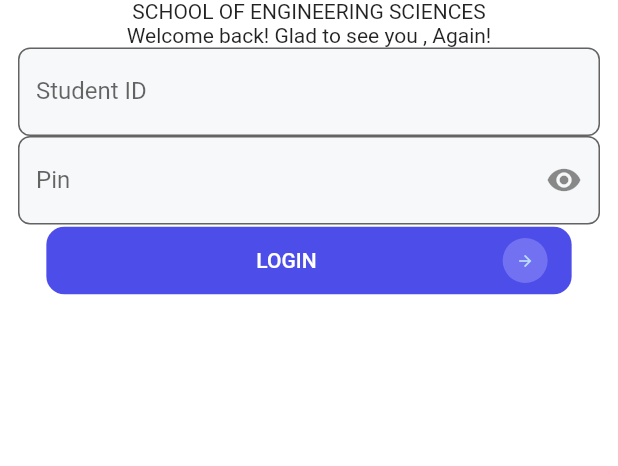
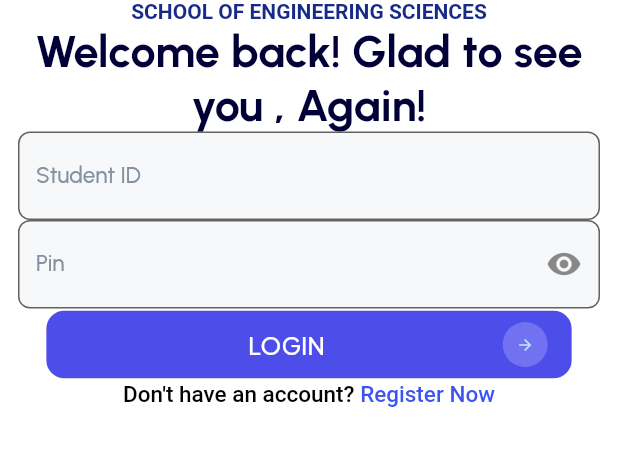
Before and after one commit to Serkhani/ugmis, a Flutter app: the screen it shows after launch, on a phone screen of 412 x 824 dp, the part 221-687 px from its top. Run offline on Flutter 3.47's test engine with Material 2 defaults, Android fonts, the phone set to English and light mode, and no system bars; our stand-ins replace get; Roboto replaces fonts that are missing (Akshar); project files that could hold a hidden picture were left out.

Commit message:
set up fonts

```diff
--- a/lib/app/components/button.dart
+++ b/lib/app/components/button.dart
@@ -1,4 +1,5 @@
 import 'package:flutter/material.dart';
+import 'package:ugmis/resources/app_styles.dart';
 
 import '../../resources/app_colors.dart';
 import '../../resources/sizes.dart';
@@ -31,6 +32,8 @@ class CustomButtonBar extends StatelessWidget {
             child: Center(
               child: Text(
                 label,
+                style: AppStyles.buttonLabelStyle,
+                textAlign: TextAlign.center,
               ),
             ),
           ),
--- a/lib/app/components/textfield.dart
+++ b/lib/app/components/textfield.dart
@@ -1,6 +1,7 @@
 import 'package:flutter/material.dart';
 import 'package:flutter/services.dart';
 import 'package:get/get.dart';
+import 'package:ugmis/resources/app_styles.dart';
 
 import '../../resources/app_colors.dart';
 import '../../resources/sizes.dart';
@@ -54,6 +55,7 @@ class TextInputField extends StatelessWidget {
             : null,
         filled: true,
         labelText: labelText,
+        labelStyle: AppStyles.inputTextLabelStyle,
         hintText: hintText,
         hintStyle: const TextStyle(fontStyle: FontStyle.italic),
         fillColor: AppColors.textInputField,
--- a/lib/app/modules/login/views/login_view.dart
+++ b/lib/app/modules/login/views/login_view.dart
@@ -1,11 +1,12 @@
+import 'package:flutter/gestures.dart';
 import 'package:flutter/material.dart';
 import 'package:get/get.dart';
-import 'package:ugmis/resources/app_colors.dart';
 
 import '../../../../app/components/textfield.dart';
 import '../../../../resources/app_images.dart';
 import '../../../../resources/app_strings.dart';
 import '../../../../resources/sizes.dart';
+import '../../../../resources/app_styles.dart';
 
 import '../../../components/button.dart';
 import '../controllers/login_controller.dart';
@@ -22,8 +23,13 @@ class LoginView extends GetView<LoginController> {
           child: Column(
             children: [
               Image.asset(AppImages.sesLogo),
-              Text(AppStrings.ses),
-              Text(AppStrings.welcome),
+              const Text(AppStrings.ses,
+              style: AppStyles.sesStyle,
+              textAlign: TextAlign.center,
+              ),
+              const Text(AppStrings.welcome,
+              style: AppStyles.welcomeStyle,
+              textAlign: TextAlign.center,),
               TextInputField(
                 labelText: AppStrings.studentId,
                 hintText: AppStrings.studentIdEg,
@@ -41,7 +47,30 @@ class LoginView extends GetView<LoginController> {
               const CustomButtonBar(
                 label: AppStrings.logIn,
               ),
+              RichText(
+                textAlign: TextAlign.center,
 
+                text: TextSpan(
+                  style: AppStyles.inputTextLabelStyle,
+                  children: [
+                    const TextSpan(
+                      text: AppStrings.noAccount,
+                      style: TextStyle(color: Colors.black)
+                    ),
+                    TextSpan(
+                      text: AppStrings.registerNow,
+                      style: const TextStyle(
+                        color: Color(0xff3d55f0),
+                      ),
+                      recognizer: TapGestureRecognizer()
+                        ..onTap = () {
+                          // vim
+                        },
+                    ),
+
+                  ],
+                ),
+              ),
             ],
           ),
         ),
--- /dev/null
+++ b/lib/resources/app_styles.dart
@@ -0,0 +1,41 @@
+import 'package:flutter/material.dart';
+
+class AppStyles {
+  AppStyles._();
+
+  // General
+  static const TextStyle sesStyle = TextStyle(
+    color: Color(0xff182A88),
+    fontFamily: 'Akshar',
+    fontWeight: FontWeight.bold,
+    fontSize: 14.0,
+  );
+  static const TextStyle welcomeStyle = TextStyle(
+    color: Color(0xff010138),
+    fontFamily: 'Urbanist',
+    fontWeight: FontWeight.bold,
+    fontSize: 30.0,
+  );
+  static const TextStyle inputTextLabelStyle = TextStyle(
+    color: Color(0xff8391A1),
+    fontFamily: 'Urbanist',
+    fontWeight: FontWeight.w500,
+    fontSize: 15.0,
+  );
+  static const TextStyle buttonLabelStyle = TextStyle(
+    // color: Color(0xff8391A1),
+    fontFamily: 'PlusJakartaSans',
+    fontWeight: FontWeight.w500,
+    fontSize: 16.0,
+  );
+
+  // Login
+  static const welcome = 'Welcome back! Glad to see you , Again!';
+  static const studentId = 'Student ID';
+  static const studentIdEg = '109*****';
+  static const pin = 'Pin';
+  static const pinPinEg = '12345';
+  static const logIn = "LOGIN";
+  static const noAccount = "Don't have an account? ";
+  static const registerNow = "Register Now";
+}
```
Also changed, not shown: pubspec.yaml (+4 -4 lines).
